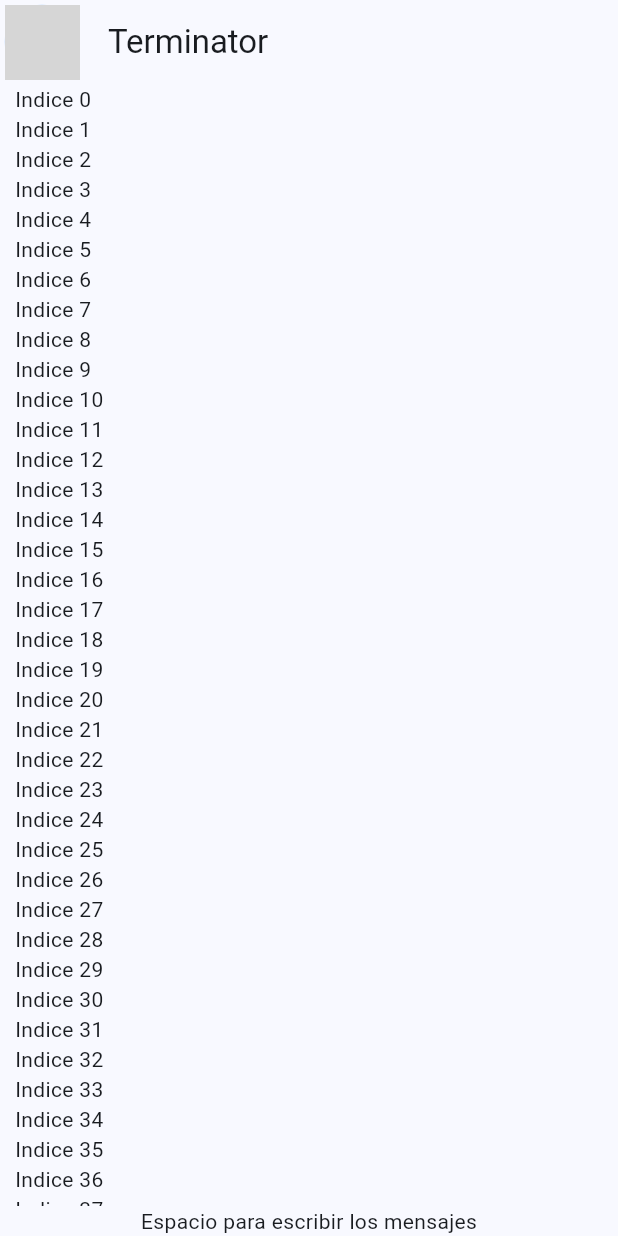
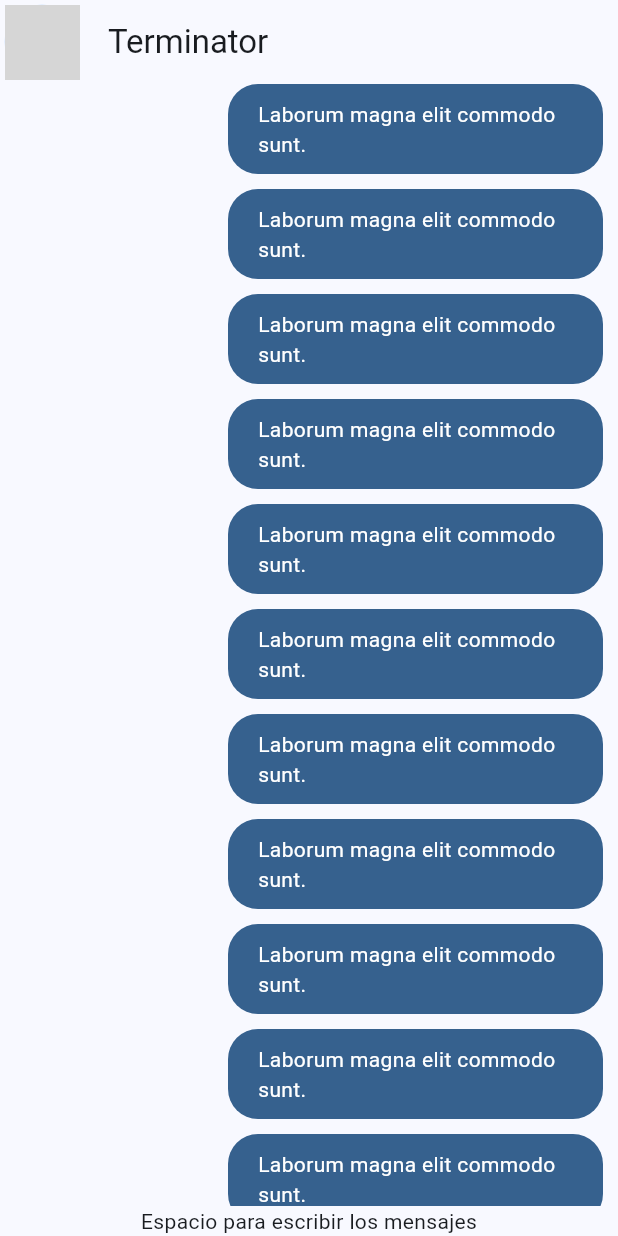
Before and after one commit to programadorlcgv/Chat_Si_NO_flutter, a Flutter app: the screen it shows after launch, on a phone screen of 412 x 824 dp. Run offline on Flutter 3.47's test engine with Material 3 defaults, Android fonts, the light colour scheme and no system bars; network calls fail; grey boxes are pictures that could not be loaded.

Commit message:
Añadida burbuja de chat para los mensajes del remitente y ademas se organizan algunos directorios

```diff
--- a/chat_si_no_app/lib/main.dart
+++ b/chat_si_no_app/lib/main.dart
@@ -1,5 +1,5 @@
 import 'package:chat_si_no_app/config/theme/app_theme.dart';
-import 'package:chat_si_no_app/presentation/chat_screen.dart';
+import 'package:chat_si_no_app/presentation/screens/chat/chat_screen.dart';
 import 'package:flutter/material.dart';
 
 void main() {
--- a/chat_si_no_app/lib/presentation/chat_screen.dart
+++ b/chat_si_no_app/lib/presentation/screens/chat/chat_screen.dart
@@ -1,3 +1,4 @@
+import 'package:chat_si_no_app/presentation/widgets/chat/my_message_bubble.dart';
 import 'package:flutter/material.dart';
 
 class ChatScreen extends StatelessWidget {
@@ -34,7 +35,7 @@
               child: ListView.builder(
                 itemCount: 100,
                 itemBuilder: (context, index) {
-                  return Text('Indice $index');
+                  return MyMessageBubble();
                 },
               )
             ),
--- /dev/null
+++ b/chat_si_no_app/lib/presentation/widgets/chat/my_message_bubble.dart
@@ -0,0 +1,30 @@
+import 'package:flutter/material.dart';
+
+class MyMessageBubble extends StatelessWidget {
+  const MyMessageBubble({super.key});
+
+  @override
+  Widget build(BuildContext context) {
+
+    //Guardamos los colores de tema en colors
+    final colors = Theme.of(context).colorScheme;
+
+    return Column(
+      crossAxisAlignment: CrossAxisAlignment.end,
+      children: [
+        Container(
+          width:  250,
+          decoration: BoxDecoration(
+            color: colors.primary,
+            borderRadius: BorderRadius.circular(20),
+          ),
+          child: Padding(
+            padding: const EdgeInsets.symmetric(horizontal: 20, vertical: 10),
+            child: Text("Laborum magna elit commodo sunt.", style: TextStyle(color: Colors.white),),
+          ),
+        ),
+        SizedBox(height: 10),
+      ],
+    );
+  }
+}
```
